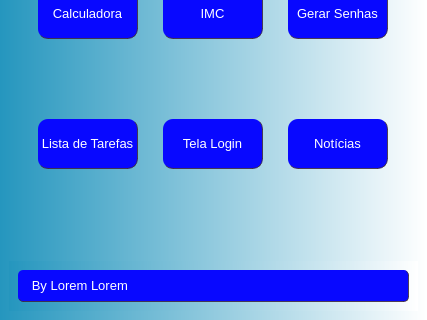
The window that tela_main.ui (eliezersilva-dev/Projeto_Python_PyQt5_QtDesigner) describes before a commit, drawn with Qt 5; both pictures show x 0 to 427 and y 260 to 580 of the 427 by 580 pixel window.
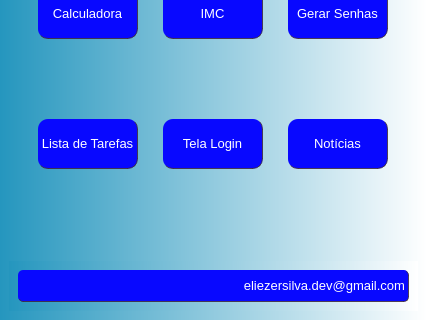
The same window after the commit.

Diff of the .ui file:
```diff
--- a/tela_main.ui
+++ b/tela_main.ui
@@ -482,7 +482,10 @@
 border-radius: 5px;</string>
          </property>
          <property name="text">
-          <string>   By Lorem Lorem </string>
+          <string>eliezersilva.dev@gmail.com</string>
+         </property>
+         <property name="alignment">
+          <set>Qt::AlignRight|Qt::AlignTrailing|Qt::AlignVCenter</set>
          </property>
         </widget>
        </item>
```
